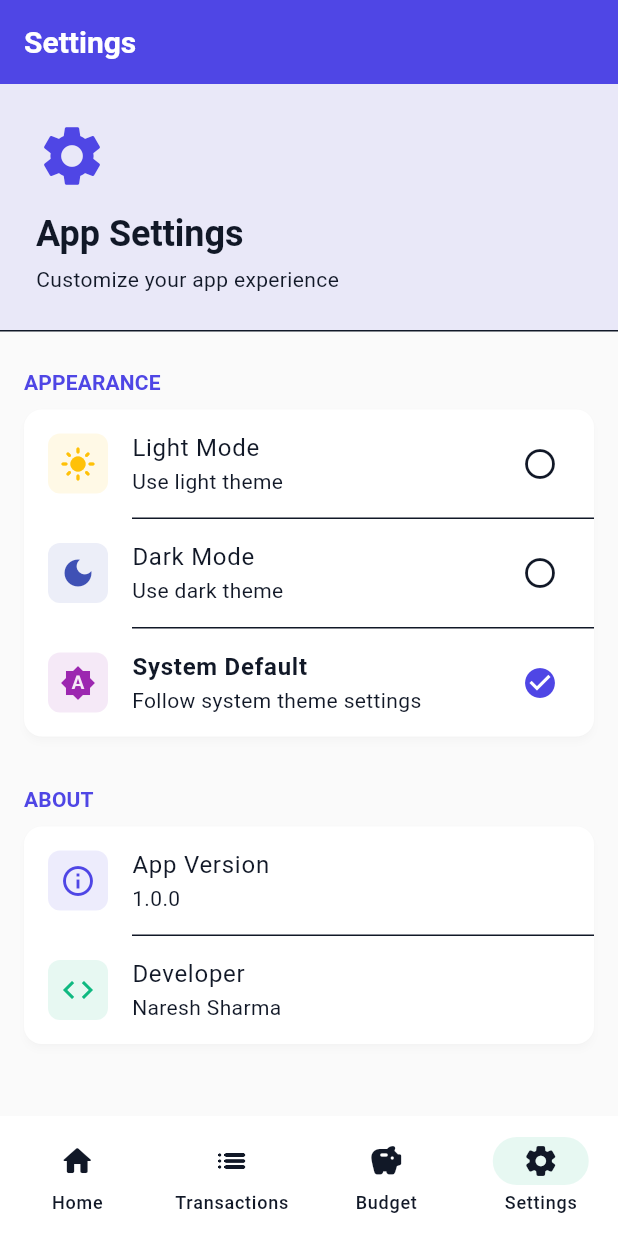
After one commit to miku272/kuvaka_tech, a Flutter app: the screen it shows after launch, item 4 of the bottom bar chosen, on a phone screen of 412 x 824 dp. The commit adds this screen. Run offline on Flutter 3.47's test engine with Material 3 defaults, Android fonts, the phone set to English and light mode, and no system bars; our stand-ins replace fl_chart, flutter_bloc, fpdart, get_it, go_router, hive_flutter and 1 more; accounts and stored records are empty; generated files the repository leaves out were written again.

Commit message:
Added settings screen

```diff
--- /dev/null
+++ b/lib/features/settings/presentation/screen/setting_screen.dart
@@ -0,0 +1,251 @@
+import 'package:flutter/material.dart';
+import 'package:flutter_bloc/flutter_bloc.dart';
+
+import '../../../../core/cubit/app_theme/app_theme_cubit.dart';
+
+class SettingScreen extends StatelessWidget {
+  const SettingScreen({super.key});
+
+  @override
+  Widget build(BuildContext context) {
+    final theme = Theme.of(context);
+
+    return Scaffold(
+      appBar: AppBar(title: const Text('Settings')),
+      body: ListView(
+        children: [
+          // Header Section
+          Container(
+            padding: const EdgeInsets.all(24),
+            decoration: BoxDecoration(
+              color: theme.colorScheme.primary.withValues(alpha: 0.1),
+              border: Border(
+                bottom: BorderSide(
+                  color: theme.colorScheme.outlineVariant,
+                  width: 1,
+                ),
+              ),
+            ),
+            child: Column(
+              crossAxisAlignment: CrossAxisAlignment.start,
+              children: [
+                Icon(
+                  Icons.settings,
+                  size: 48,
+                  color: theme.colorScheme.primary,
+                ),
+                const SizedBox(height: 12),
+                Text(
+                  'App Settings',
+                  style: theme.textTheme.headlineSmall?.copyWith(
+                    fontWeight: FontWeight.bold,
+                    color: theme.colorScheme.onSurface,
+                  ),
+                ),
+                const SizedBox(height: 4),
+                Text(
+                  'Customize your app experience',
+                  style: theme.textTheme.bodyMedium?.copyWith(
+                    color: theme.colorScheme.onSurfaceVariant,
+                  ),
+                ),
+              ],
+            ),
+          ),
+
+          // Theme Section
+          const SizedBox(height: 16),
+          Padding(
+            padding: const EdgeInsets.symmetric(horizontal: 16, vertical: 8),
+            child: Text(
+              'APPEARANCE',
+              style: theme.textTheme.labelLarge?.copyWith(
+                color: theme.colorScheme.primary,
+                fontWeight: FontWeight.bold,
+              ),
+            ),
+          ),
+          BlocBuilder<AppThemeCubit, AppThemeState>(
+            builder: (context, state) {
+              return Card(
+                margin: const EdgeInsets.symmetric(horizontal: 16),
+                child: Column(
+                  children: [
+                    _buildThemeTile(
+                      context: context,
+                      title: 'Light Mode',
+                      subtitle: 'Use light theme',
+                      icon: Icons.light_mode,
+                      iconColor: Colors.amber,
+                      isSelected: state.themeMode == ThemeMode.light,
+                      onTap: () {
+                        context.read<AppThemeCubit>().updateThemeMode(
+                          ThemeMode.light,
+                        );
+                      },
+                    ),
+                    Divider(
+                      height: 1,
+                      indent: 72,
+                      color: theme.colorScheme.outlineVariant,
+                    ),
+                    _buildThemeTile(
+                      context: context,
+                      title: 'Dark Mode',
+                      subtitle: 'Use dark theme',
+                      icon: Icons.dark_mode,
+                      iconColor: Colors.indigo,
+                      isSelected: state.themeMode == ThemeMode.dark,
+                      onTap: () {
+                        context.read<AppThemeCubit>().updateThemeMode(
+                          ThemeMode.dark,
+                        );
+                      },
+                    ),
+                    Divider(
+                      height: 1,
+                      indent: 72,
+                      color: theme.colorScheme.outlineVariant,
+                    ),
+                    _buildThemeTile(
+                      context: context,
+                      title: 'System Default',
+                      subtitle: 'Follow system theme settings',
+                      icon: Icons.brightness_auto,
+                      iconColor: Colors.purple,
+                      isSelected: state.themeMode == ThemeMode.system,
+                      onTap: () {
+                        context.read<AppThemeCubit>().updateThemeMode(
+                          ThemeMode.system,
+                        );
+                      },
+                    ),
+                  ],
+                ),
+              );
+            },
+          ),
+
+          // About Section
+          const SizedBox(height: 24),
+          Padding(
+            padding: const EdgeInsets.symmetric(horizontal: 16, vertical: 8),
+            child: Text(
+              'ABOUT',
+              style: theme.textTheme.labelLarge?.copyWith(
+                color: theme.colorScheme.primary,
+                fontWeight: FontWeight.bold,
+              ),
+            ),
+          ),
+          Card(
+            margin: const EdgeInsets.symmetric(horizontal: 16),
+            child: Column(
+              children: [
+                ListTile(
+                  leading: Container(
+                    padding: const EdgeInsets.all(8),
+                    decoration: BoxDecoration(
+                      color: theme.colorScheme.primary.withValues(alpha: 0.1),
+                      borderRadius: BorderRadius.circular(8),
+                    ),
+                    child: Icon(
+                      Icons.info_outline,
+                      color: theme.colorScheme.primary,
+                    ),
+                  ),
+                  title: const Text('App Version'),
+                  subtitle: const Text('1.0.0'),
+                ),
+                Divider(
+                  height: 1,
+                  indent: 72,
+                  color: theme.colorScheme.outlineVariant,
+                ),
+                ListTile(
+                  leading: Container(
+                    padding: const EdgeInsets.all(8),
+                    decoration: BoxDecoration(
+                      color: theme.colorScheme.secondary.withValues(alpha: 0.1),
+                      borderRadius: BorderRadius.circular(8),
+                    ),
+                    child: Icon(Icons.code, color: theme.colorScheme.secondary),
+                  ),
+                  title: const Text('Developer'),
+                  subtitle: const Text('Naresh Sharma'),
+                ),
+              ],
+            ),
+          ),
+
+          const SizedBox(height: 24),
+          // Footer
+          Padding(
+            padding: const EdgeInsets.all(24),
+            child: Column(
+              children: [
+                Icon(
+                  Icons.account_balance_wallet,
+                  size: 32,
+                  color: theme.colorScheme.primary.withValues(alpha: 0.5),
+                ),
+                const SizedBox(height: 8),
+                Text(
+                  'Expense Tracker',
+                  style: theme.textTheme.titleMedium?.copyWith(
+                    color: theme.colorScheme.onSurfaceVariant,
+                    fontWeight: FontWeight.w600,
+                  ),
+                ),
+                const SizedBox(height: 4),
+                Text(
+                  'Track your expenses efficiently',
+                  style: theme.textTheme.bodySmall?.copyWith(
+                    color: theme.colorScheme.onSurfaceVariant,
+                  ),
+                ),
+              ],
+            ),
+          ),
+        ],
+      ),
+    );
+  }
+
+  Widget _buildThemeTile({
+    required BuildContext context,
+    required String title,
+    required String subtitle,
+    required IconData icon,
+    required Color iconColor,
+    required bool isSelected,
+    required VoidCallback onTap,
+  }) {
+    final theme = Theme.of(context);
+
+    return ListTile(
+      onTap: onTap,
+      leading: Container(
+        padding: const EdgeInsets.all(8),
+        decoration: BoxDecoration(
+          color: iconColor.withValues(alpha: 0.1),
+          borderRadius: BorderRadius.circular(8),
+        ),
+        child: Icon(icon, color: iconColor),
+      ),
+      title: Text(
+        title,
+        style: TextStyle(
+          fontWeight: isSelected ? FontWeight.bold : FontWeight.normal,
+        ),
+      ),
+      subtitle: Text(subtitle),
+      trailing: isSelected
+          ? Icon(Icons.check_circle, color: theme.colorScheme.primary)
+          : Icon(
+              Icons.circle_outlined,
+              color: theme.colorScheme.outlineVariant,
+            ),
+    );
+  }
+}
--- a/lib/router.dart
+++ b/lib/router.dart
@@ -5,6 +5,7 @@ import './shell_scaffold.dart';
 import './features/dashboard/presentation/screen/dashboard_screen.dart';
 import './features/transaction/presentation/screen/transaction_screen.dart';
 import './features/budget/presentation/screen/budget_screen.dart';
+import './features/settings/presentation/screen/setting_screen.dart';
 
 class AppRouter {
   static final router = GoRouter(
@@ -36,6 +37,12 @@ class AppRouter {
               return const BudgetScreen();
             },
           ),
+          GoRoute(
+            path: '/settings',
+            builder: (context, state) {
+              return const SettingScreen();
+            },
+          ),
         ],
       ),
     ],
@@ -49,6 +56,8 @@ class AppRouter {
         return 1;
       case '/budget':
         return 2;
+      case '/settings':
+        return 3;
       default:
         return 0;
     }
--- a/lib/shell_scaffold.dart
+++ b/lib/shell_scaffold.dart
@@ -60,6 +60,9 @@ class ShellScaffold extends StatelessWidget {
               case 2:
                 context.go('/budget');
                 break;
+              case 3:
+                context.go('/settings');
+                break;
               default:
                 context.go('/');
             }
@@ -77,6 +80,10 @@ class ShellScaffold extends StatelessWidget {
               icon: Icon(Icons.savings_rounded),
               label: 'Budget',
             ),
+            NavigationDestination(
+              icon: Icon(Icons.settings_rounded),
+              label: 'Settings',
+            ),
           ],
         ),
       ),
```
